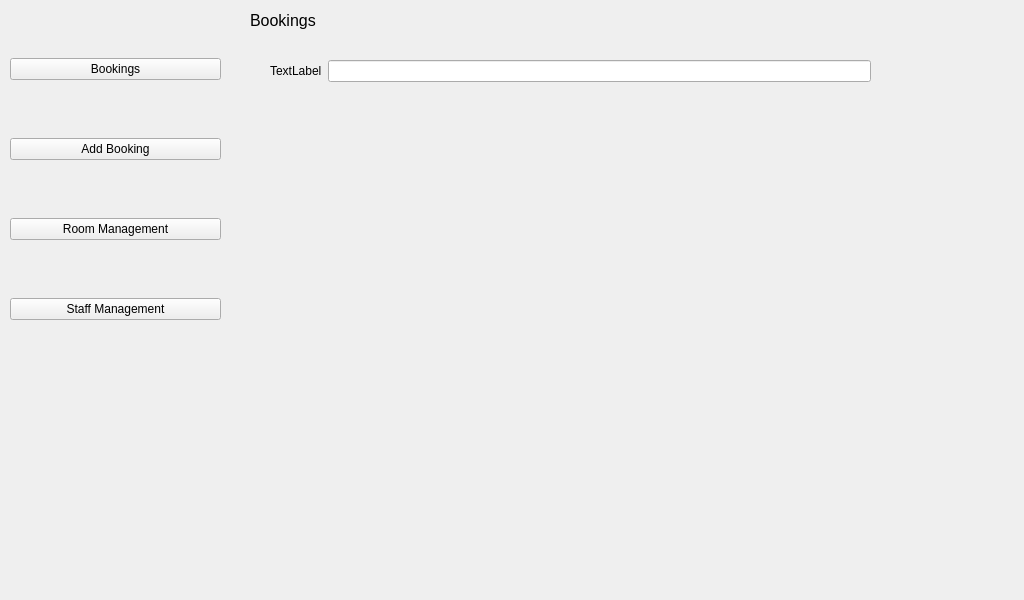
Qt form main_window.ui (Yuting-H/LiteStay) before a commit.
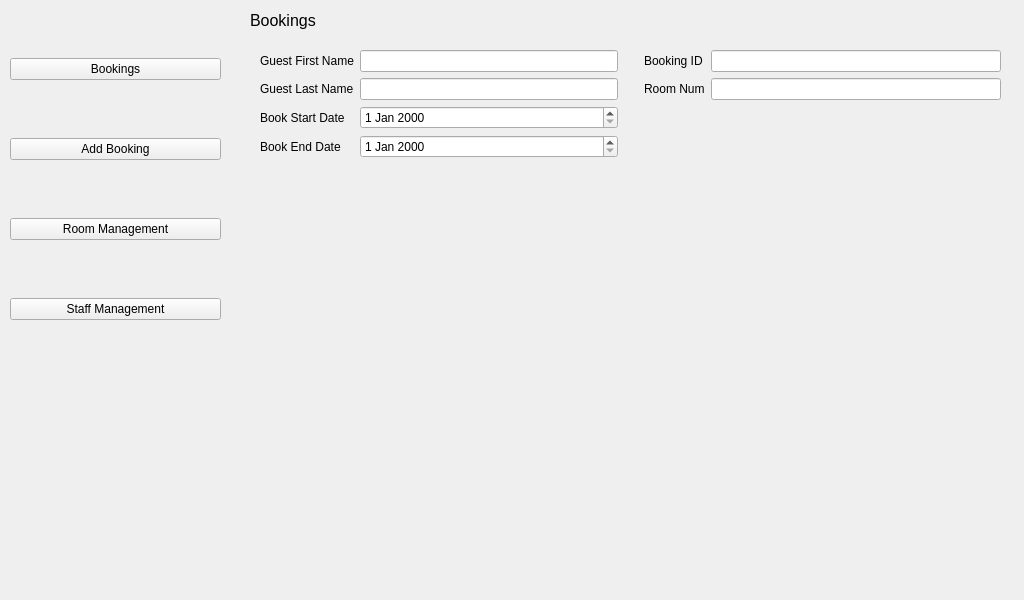
The same form after that commit.

Commit message: added query_builder class

Patch:
```diff
--- a/main_window.ui
+++ b/main_window.ui
@@ -109,37 +109,119 @@
      <widget class="QWidget" name="formLayoutWidget">
       <property name="geometry">
        <rect>
-        <x>10</x>
-        <y>50</y>
-        <width>621</width>
-        <height>331</height>
+        <x>0</x>
+        <y>40</y>
+        <width>761</width>
+        <height>255</height>
        </rect>
       </property>
-      <layout class="QFormLayout" name="booking_form">
-       <property name="labelAlignment">
-        <set>Qt::AlignmentFlag::AlignLeading|Qt::AlignmentFlag::AlignLeft|Qt::AlignmentFlag::AlignTop</set>
-       </property>
-       <property name="leftMargin">
-        <number>10</number>
-       </property>
-       <property name="topMargin">
-        <number>10</number>
-       </property>
-       <property name="rightMargin">
-        <number>10</number>
-       </property>
-       <property name="bottomMargin">
-        <number>10</number>
-       </property>
-       <item row="0" column="1">
-        <widget class="QLineEdit" name="lineEdit"/>
-       </item>
+      <layout class="QGridLayout" name="gridLayout_3">
        <item row="0" column="0">
-        <widget class="QLabel" name="label">
-         <property name="text">
-          <string>TextLabel</string>
+        <layout class="QFormLayout" name="form_left_2">
+         <property name="fieldGrowthPolicy">
+          <enum>QFormLayout::FieldGrowthPolicy::AllNonFixedFieldsGrow</enum>
          </property>
-        </widget>
+         <property name="rowWrapPolicy">
+          <enum>QFormLayout::RowWrapPolicy::DontWrapRows</enum>
+         </property>
+         <property name="labelAlignment">
+          <set>Qt::AlignmentFlag::AlignLeading|Qt::AlignmentFlag::AlignLeft|Qt::AlignmentFlag::AlignVCenter</set>
+         </property>
+         <property name="formAlignment">
+          <set>Qt::AlignmentFlag::AlignLeading|Qt::AlignmentFlag::AlignLeft|Qt::AlignmentFlag::AlignTop</set>
+         </property>
+         <property name="leftMargin">
+          <number>10</number>
+         </property>
+         <property name="topMargin">
+          <number>10</number>
+         </property>
+         <property name="rightMargin">
+          <number>10</number>
+         </property>
+         <property name="bottomMargin">
+          <number>10</number>
+         </property>
+         <item row="0" column="0">
+          <widget class="QLabel" name="label_10">
+           <property name="text">
+            <string>Guest First Name</string>
+           </property>
+          </widget>
+         </item>
+         <item row="0" column="1">
+          <widget class="QLineEdit" name="lineEdit_8"/>
+         </item>
+         <item row="1" column="0">
+          <widget class="QLabel" name="label_11">
+           <property name="text">
+            <string>Guest Last Name</string>
+           </property>
+          </widget>
+         </item>
+         <item row="1" column="1">
+          <widget class="QLineEdit" name="lineEdit_9"/>
+         </item>
+         <item row="2" column="0">
+          <widget class="QLabel" name="label_12">
+           <property name="text">
+            <string>Book Start Date</string>
+           </property>
+          </widget>
+         </item>
+         <item row="3" column="0">
+          <widget class="QLabel" name="label_13">
+           <property name="text">
+            <string>Book End Date</string>
+           </property>
+          </widget>
+         </item>
+         <item row="2" column="1">
+          <widget class="QDateEdit" name="dateEdit_3"/>
+         </item>
+         <item row="3" column="1">
+          <widget class="QDateEdit" name="dateEdit_4"/>
+         </item>
+        </layout>
+       </item>
+       <item row="0" column="1">
+        <layout class="QFormLayout" name="form_right_2">
+         <property name="labelAlignment">
+          <set>Qt::AlignmentFlag::AlignLeading|Qt::AlignmentFlag::AlignLeft|Qt::AlignmentFlag::AlignTop</set>
+         </property>
+         <property name="leftMargin">
+          <number>10</number>
+         </property>
+         <property name="topMargin">
+          <number>10</number>
+         </property>
+         <property name="rightMargin">
+          <number>10</number>
+         </property>
+         <property name="bottomMargin">
+          <number>10</number>
+         </property>
+         <item row="0" column="0">
+          <widget class="QLabel" name="label_15">
+           <property name="text">
+            <string>Booking ID</string>
+           </property>
+          </widget>
+         </item>
+         <item row="0" column="1">
+          <widget class="QLineEdit" name="lineEdit_11"/>
+         </item>
+         <item row="1" column="0">
+          <widget class="QLabel" name="label_14">
+           <property name="text">
+            <string>Room Num</string>
+           </property>
+          </widget>
+         </item>
+         <item row="1" column="1">
+          <widget class="QLineEdit" name="lineEdit_10"/>
+         </item>
+        </layout>
        </item>
       </layout>
      </widget>
@@ -163,6 +245,106 @@
        <string>Add Bookings</string>
       </property>
      </widget>
+     <widget class="QWidget" name="gridLayoutWidget">
+      <property name="geometry">
+       <rect>
+        <x>0</x>
+        <y>40</y>
+        <width>761</width>
+        <height>171</height>
+       </rect>
+      </property>
+      <layout class="QGridLayout" name="gridLayout_2">
+       <item row="0" column="0">
+        <layout class="QFormLayout" name="form_left">
+         <property name="labelAlignment">
+          <set>Qt::AlignmentFlag::AlignLeading|Qt::AlignmentFlag::AlignLeft|Qt::AlignmentFlag::AlignTop</set>
+         </property>
+         <property name="leftMargin">
+          <number>10</number>
+         </property>
+         <property name="topMargin">
+          <number>10</number>
+         </property>
+         <property name="rightMargin">
+          <number>10</number>
+         </property>
+         <property name="bottomMargin">
+          <number>10</number>
+         </property>
+         <item row="0" column="0">
+          <widget class="QLabel" name="label">
+           <property name="text">
+            <string>Guest First Name</string>
+           </property>
+          </widget>
+         </item>
+         <item row="0" column="1">
+          <widget class="QLineEdit" name="lineEdit"/>
+         </item>
+         <item row="1" column="0">
+          <widget class="QLabel" name="label_7">
+           <property name="text">
+            <string>Guest Last Name</string>
+           </property>
+          </widget>
+         </item>
+         <item row="1" column="1">
+          <widget class="QLineEdit" name="lineEdit_6"/>
+         </item>
+         <item row="2" column="0">
+          <widget class="QLabel" name="label_6">
+           <property name="text">
+            <string>Book Start Date</string>
+           </property>
+          </widget>
+         </item>
+         <item row="3" column="0">
+          <widget class="QLabel" name="label_8">
+           <property name="text">
+            <string>Book End Date</string>
+           </property>
+          </widget>
+         </item>
+         <item row="2" column="1">
+          <widget class="QDateEdit" name="dateEdit"/>
+         </item>
+         <item row="3" column="1">
+          <widget class="QDateEdit" name="dateEdit_2"/>
+         </item>
+        </layout>
+       </item>
+       <item row="0" column="1">
+        <layout class="QFormLayout" name="form_right">
+         <property name="labelAlignment">
+          <set>Qt::AlignmentFlag::AlignLeading|Qt::AlignmentFlag::AlignLeft|Qt::AlignmentFlag::AlignTop</set>
+         </property>
+         <property name="leftMargin">
+          <number>10</number>
+         </property>
+         <property name="topMargin">
+          <number>10</number>
+         </property>
+         <property name="rightMargin">
+          <number>10</number>
+         </property>
+         <property name="bottomMargin">
+          <number>10</number>
+         </property>
+         <item row="0" column="0">
+          <widget class="QLabel" name="label_9">
+           <property name="text">
+            <string>Room Num</string>
+           </property>
+          </widget>
+         </item>
+         <item row="0" column="1">
+          <widget class="QLineEdit" name="lineEdit_7"/>
+         </item>
+        </layout>
+       </item>
+      </layout>
+     </widget>
     </widget>
     <widget class="QWidget" name="room_page">
      <widget class="QLabel" name="room_lbl">
```
Left out of the diff: 2 changed lines with no effect on the pictures. The commit also changes 6 other files.
